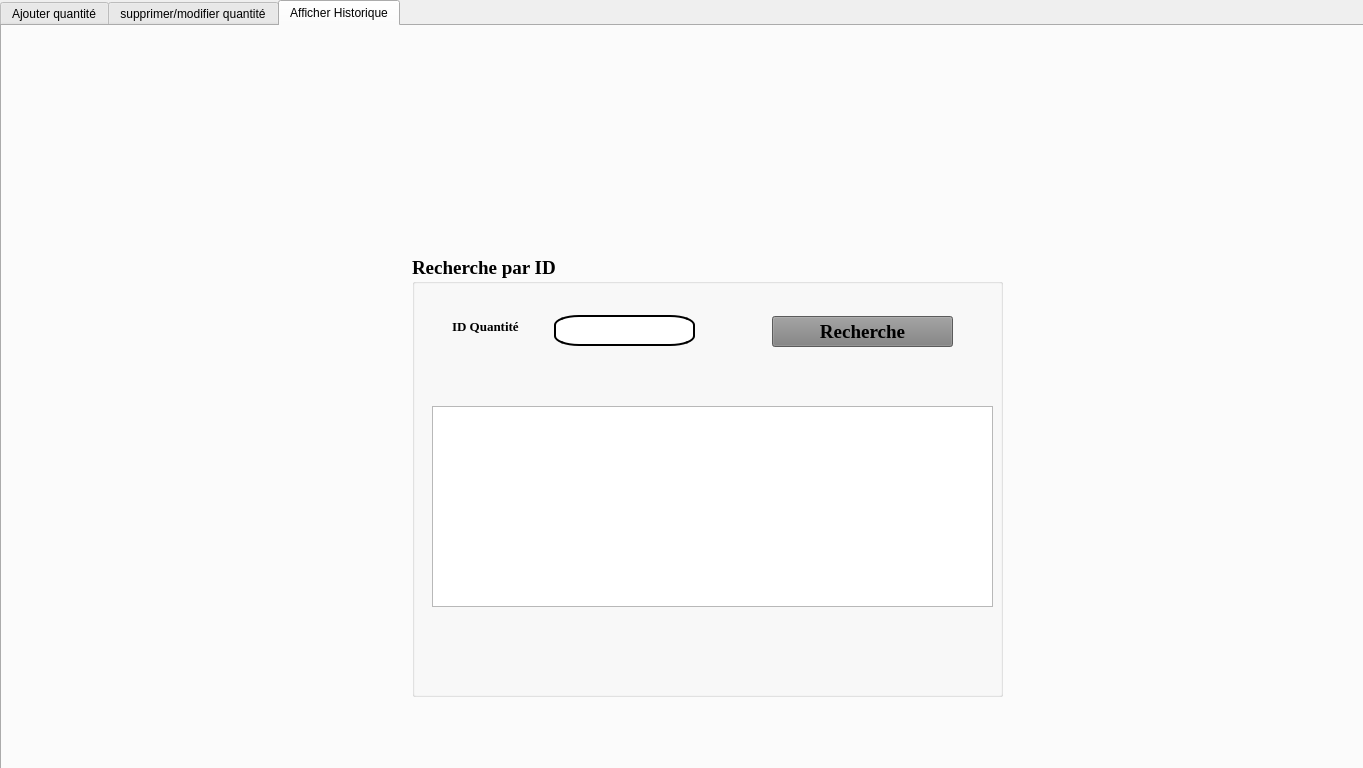
Old version of the form dialogdecharge.ui in the repository salimthedelegue/projet-QT.
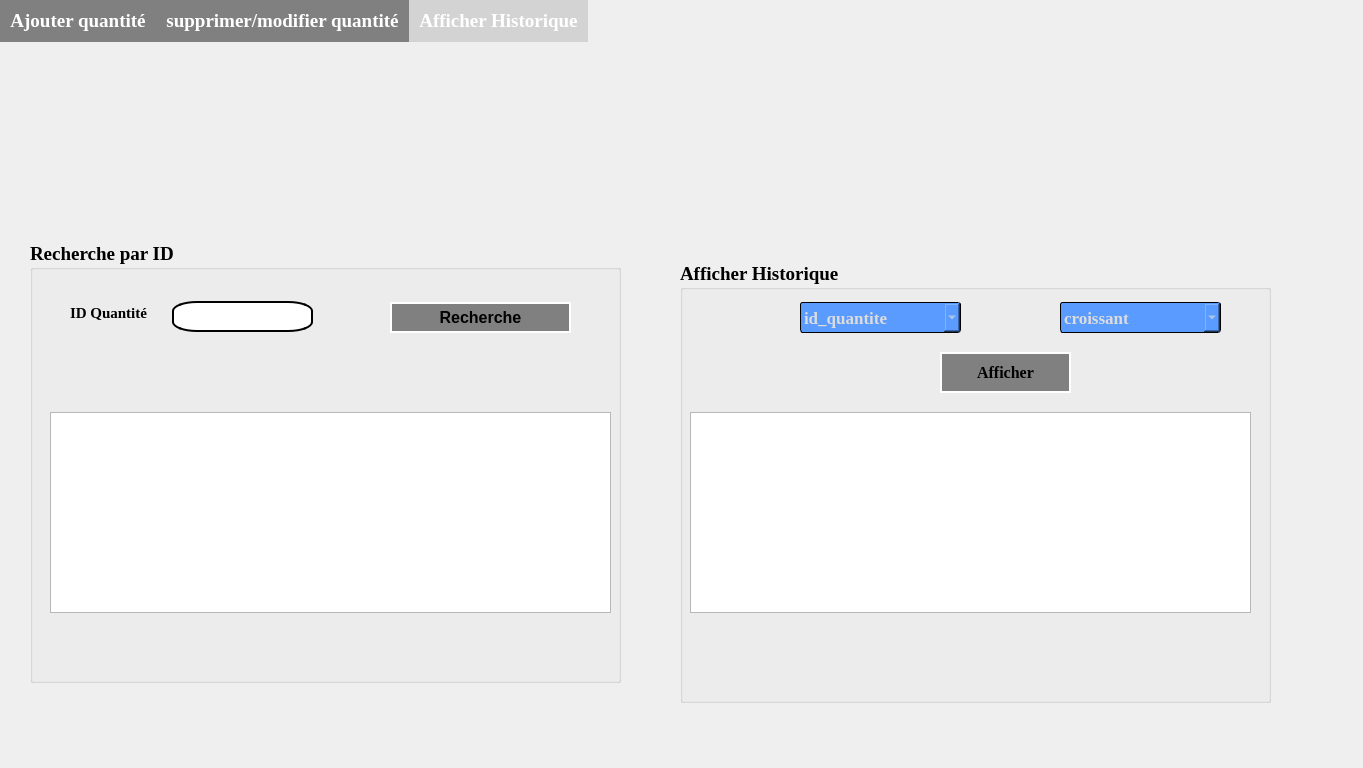
New version of the form. The open tabs and pages were chosen to show the change.

```diff
--- a/dialogdecharge.ui
+++ b/dialogdecharge.ui
@@ -22,8 +22,30 @@
      <height>791</height>
     </rect>
    </property>
+   <property name="font">
+    <font>
+     <family>Times New Roman</family>
+     <pointsize>14</pointsize>
+     <weight>75</weight>
+     <bold>true</bold>
+    </font>
+   </property>
    <property name="styleSheet">
-    <string notr="true"/>
+    <string notr="true">QTabWidget::tab-bar {
+   border: 1px solid gray;
+}
+QTabBar::tab {
+  background: gray;
+  color: white;
+  padding: 10px;
+ }
+
+ QTabBar::tab:selected {
+  background: lightgray;
+ }
+QTabWidget::pane { 
+   border: none;
+}</string>
    </property>
    <property name="currentIndex">
     <number>1</number>
@@ -435,8 +457,8 @@
     <widget class="QGroupBox" name="groupBox_2">
      <property name="geometry">
       <rect>
-       <x>410</x>
-       <y>230</y>
+       <x>30</x>
+       <y>200</y>
        <width>591</width>
        <height>441</height>
       </rect>
@@ -464,7 +486,7 @@
       <property name="font">
        <font>
         <family>Times New Roman</family>
-        <pointsize>10</pointsize>
+        <pointsize>11</pointsize>
         <weight>75</weight>
         <bold>true</bold>
        </font>
@@ -486,15 +508,8 @@
        <string notr="true">border:2px solid color rgb(170, 85, 127);
 border-radius: 25% 10%;</string>
       </property>
-     </widget>
-     <widget class="QTableView" name="tableView">
-      <property name="geometry">
-       <rect>
-        <x>20</x>
-        <y>150</y>
-        <width>561</width>
-        <height>201</height>
-       </rect>
+      <property name="maxLength">
+       <number>3</number>
       </property>
      </widget>
      <widget class="QPushButton" name="pushButtonrechdech">
@@ -506,14 +521,176 @@
         <height>31</height>
        </rect>
       </property>
+      <property name="font">
+       <font>
+        <pointsize>12</pointsize>
+        <weight>75</weight>
+        <bold>true</bold>
+       </font>
+      </property>
       <property name="styleSheet">
-       <string notr="true">background-color: grey;</string>
+       <string notr="true">border:2px solid;
+border-color:rgb(255, 255, 255);
+background-color: grey;
+</string>
       </property>
       <property name="text">
        <string>Recherche</string>
       </property>
      </widget>
     </widget>
+    <widget class="QTableView" name="tableViewRech">
+     <property name="geometry">
+      <rect>
+       <x>50</x>
+       <y>370</y>
+       <width>561</width>
+       <height>201</height>
+      </rect>
+     </property>
+    </widget>
+    <widget class="QTableView" name="tableViewAfficher">
+     <property name="geometry">
+      <rect>
+       <x>690</x>
+       <y>370</y>
+       <width>561</width>
+       <height>201</height>
+      </rect>
+     </property>
+    </widget>
+    <widget class="QPushButton" name="pushButtonAfficherDech">
+     <property name="geometry">
+      <rect>
+       <x>940</x>
+       <y>310</y>
+       <width>131</width>
+       <height>41</height>
+      </rect>
+     </property>
+     <property name="font">
+      <font>
+       <family>Times New Roman</family>
+       <pointsize>12</pointsize>
+       <weight>75</weight>
+       <bold>true</bold>
+      </font>
+     </property>
+     <property name="styleSheet">
+      <string notr="true">border:2px solid;
+border-color:rgb(255, 255, 255);
+background-color: grey;
+</string>
+     </property>
+     <property name="text">
+      <string>Afficher</string>
+     </property>
+    </widget>
+    <widget class="QComboBox" name="comboBox_tripar">
+     <property name="geometry">
+      <rect>
+       <x>800</x>
+       <y>260</y>
+       <width>161</width>
+       <height>31</height>
+      </rect>
+     </property>
+     <property name="font">
+      <font>
+       <family>Times New Roman</family>
+       <pointsize>13</pointsize>
+       <weight>75</weight>
+       <bold>true</bold>
+      </font>
+     </property>
+     <property name="styleSheet">
+      <string notr="true">border: 1px solid;
+border-color:rgb(0, 0, 0);
+    border-radius: 3px;
+    padding: 1px 18px 1px 3px;
+    min-width: 6em;
+    color: rgb(220, 220, 220);
+    background-color:rgb(89, 155, 255);
+    margin: 0 0 0 0;</string>
+     </property>
+     <item>
+      <property name="text">
+       <string>id_quantite</string>
+      </property>
+     </item>
+     <item>
+      <property name="text">
+       <string>poids</string>
+      </property>
+     </item>
+    </widget>
+    <widget class="QComboBox" name="comboBox_typetri">
+     <property name="geometry">
+      <rect>
+       <x>1060</x>
+       <y>260</y>
+       <width>161</width>
+       <height>31</height>
+      </rect>
+     </property>
+     <property name="font">
+      <font>
+       <family>Times New Roman</family>
+       <pointsize>13</pointsize>
+       <weight>75</weight>
+       <bold>true</bold>
+      </font>
+     </property>
+     <property name="styleSheet">
+      <string notr="true">border: 1px solid;
+border-color:rgb(0, 0, 0);
+    border-radius: 3px;
+    padding: 1px 18px 1px 3px;
+    min-width: 6em;
+    color: rgb(220, 220, 220);
+    background-color:rgb(89, 155, 255);
+    margin: 0 0 0 0;</string>
+     </property>
+     <item>
+      <property name="text">
+       <string>croissant</string>
+      </property>
+     </item>
+     <item>
+      <property name="text">
+       <string>decroissant</string>
+      </property>
+     </item>
+    </widget>
+    <widget class="QGroupBox" name="groupBox_3">
+     <property name="geometry">
+      <rect>
+       <x>680</x>
+       <y>220</y>
+       <width>591</width>
+       <height>441</height>
+      </rect>
+     </property>
+     <property name="font">
+      <font>
+       <family>Times New Roman</family>
+       <pointsize>14</pointsize>
+       <weight>75</weight>
+       <bold>true</bold>
+      </font>
+     </property>
+     <property name="title">
+      <string>Afficher Historique</string>
+     </property>
+    </widget>
+    <zorder>label_backhistdech</zorder>
+    <zorder>groupBox_3</zorder>
+    <zorder>pushButtonAfficherDech</zorder>
+    <zorder>comboBox_typetri</zorder>
+    <zorder>comboBox_tripar</zorder>
+    <zorder>tableViewAfficher</zorder>
+    <zorder>groupBox_2</zorder>
+    <zorder>tableViewRech</zorder>
    </widget>
   </widget>
  </widget>
```
Left out of the diff: 203 changed lines with no effect on the pictures.
